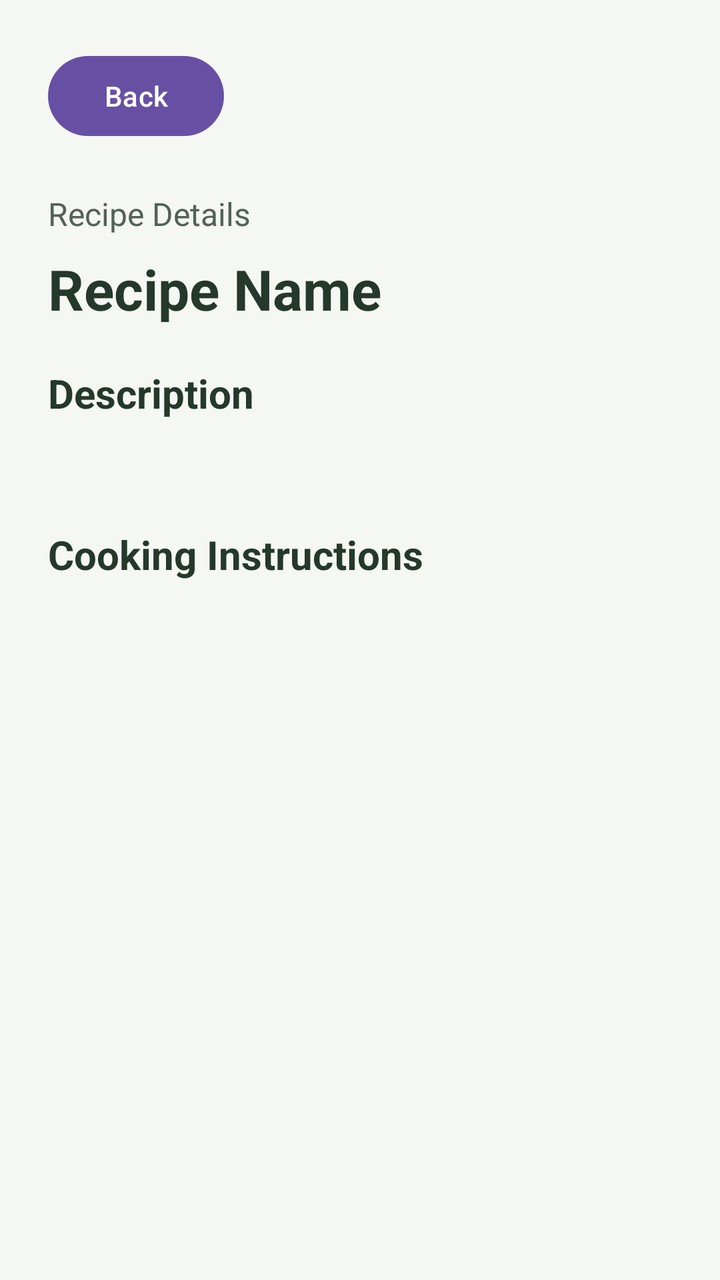
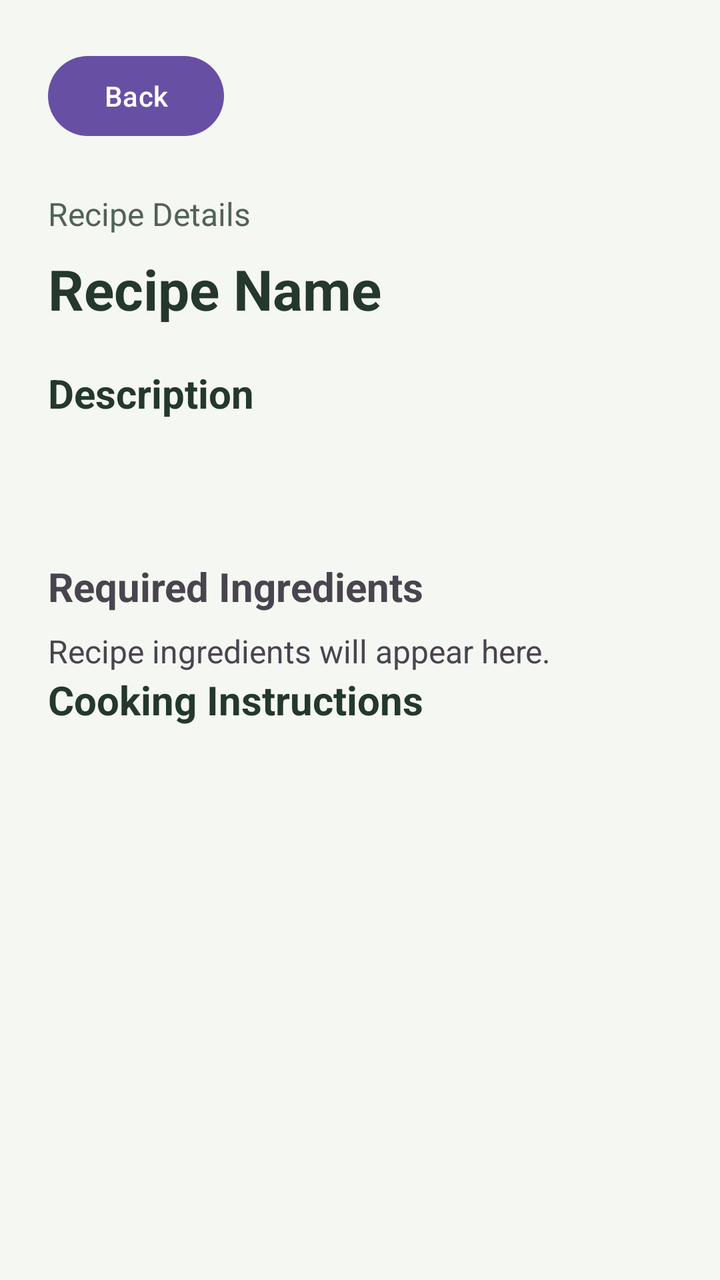

Screens rendered from an Android XML layout before and after an edit, with the pre-edit source and the edit as a unified diff.
<!-- AndroidManifest.xml: application theme Theme.SmartPantry -->
<!-- res/layout/activity_recipe_detail.xml -->
<?xml version="1.0" encoding="utf-8"?>
<ScrollView
    xmlns:android="http://schemas.android.com/apk/res/android"
    android:layout_width="match_parent"
    android:layout_height="match_parent"
    android:background="#F5F7F2"
    android:fillViewport="true">

    <LinearLayout
        android:layout_width="match_parent"
        android:layout_height="wrap_content"
        android:orientation="vertical"
        android:padding="24dp">

        <Button
            android:id="@+id/btnBack"
            android:layout_width="wrap_content"
            android:layout_height="wrap_content"
            android:text="Back" />

        <TextView
            android:layout_width="match_parent"
            android:layout_height="wrap_content"
            android:text="Recipe Details"
            android:textSize="16sp"
            android:textColor="#526257"
            android:layout_marginTop="24dp" />

        <TextView
            android:id="@+id/txtRecipeName"
            android:layout_width="match_parent"
            android:layout_height="wrap_content"
            android:text="Recipe Name"
            android:textSize="28sp"
            android:textStyle="bold"
            android:textColor="#24382B"
            android:layout_marginTop="8dp"
            android:layout_marginBottom="20dp" />

        <TextView
            android:layout_width="match_parent"
            android:layout_height="wrap_content"
            android:text="Description"
            android:textSize="20sp"
            android:textStyle="bold"
            android:textColor="#24382B" />

        <TextView
            android:id="@+id/txtRecipeDescription"
            android:layout_width="match_parent"
            android:layout_height="wrap_content"
            android:textSize="16sp"
            android:textColor="#526257"
            android:layout_marginTop="8dp"
            android:layout_marginBottom="24dp" />

        <TextView
            android:layout_width="match_parent"
            android:layout_height="wrap_content"
            android:text="Cooking Instructions"
            android:textSize="20sp"
            android:textStyle="bold"
            android:textColor="#24382B" />

        <TextView
            android:id="@+id/txtRecipeInstructions"
            android:layout_width="match_parent"
            android:layout_height="wrap_content"
            android:textSize="16sp"
            android:textColor="#526257"
            android:lineSpacingExtra="6dp"
            android:layout_marginTop="8dp" />

    </LinearLayout>

</ScrollView>
<!-- resources referenced by this layout -->
<resources>
  <style name="Theme.SmartPantry" parent="Base.Theme.SmartPantry" />
  <style name="Base.Theme.SmartPantry" parent="Theme.Material3.DayNight.NoActionBar">
          
          
      </style>
</resources>

<!-- the commit's change to res/layout/activity_recipe_detail.xml (unified diff, before → after) -->
@@ -57,6 +57,23 @@
         <TextView
             android:layout_width="match_parent"
             android:layout_height="wrap_content"
+            android:text="Required Ingredients"
+            android:textSize="20sp"
+            android:textStyle="bold"
+            android:layout_marginTop="16dp"
+            android:layout_marginBottom="8dp" />
+
+        <TextView
+            android:id="@+id/txtRecipeIngredients"
+            android:layout_width="match_parent"
+            android:layout_height="wrap_content"
+            android:textSize="16sp"
+            android:lineSpacingExtra="4dp"
+            android:text="Recipe ingredients will appear here." />
+
+        <TextView
+            android:layout_width="match_parent"
+            android:layout_height="wrap_content"
             android:text="Cooking Instructions"
             android:textSize="20sp"
             android:textStyle="bold"
